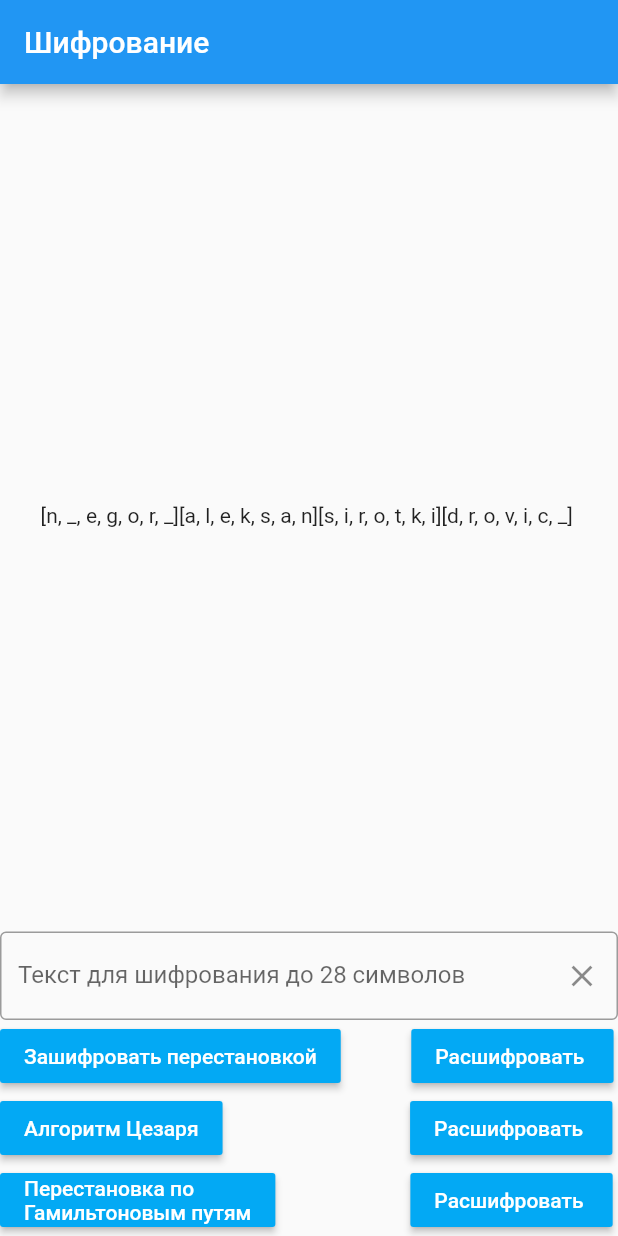
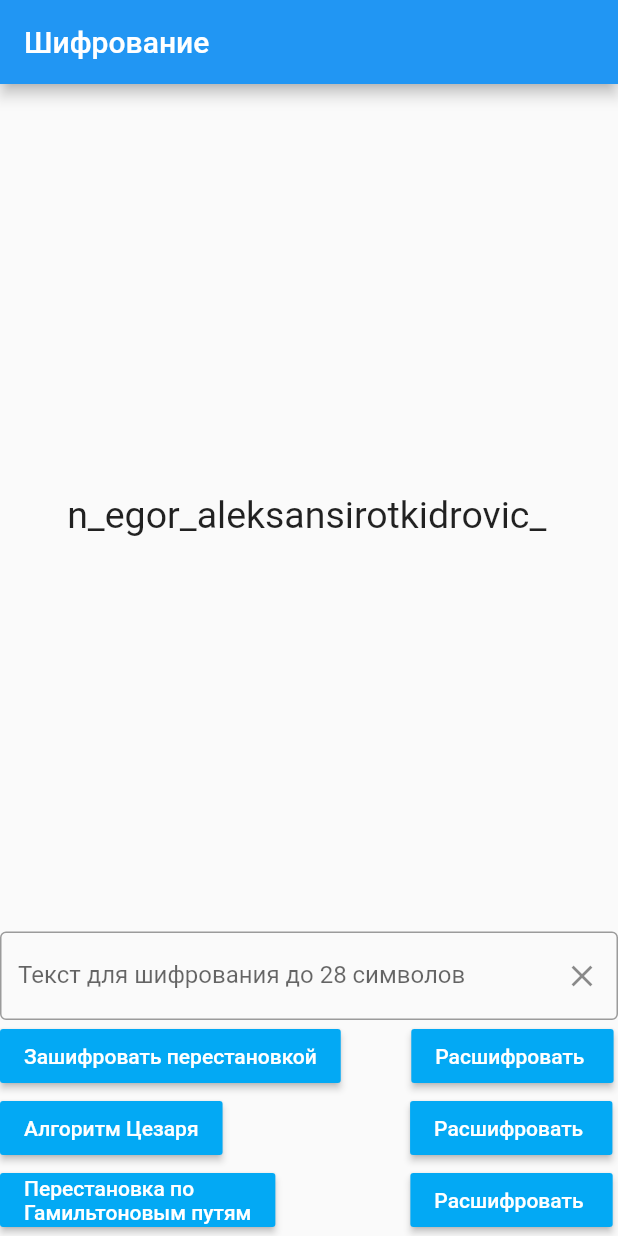
Before and after one commit to warfka/mdi1lb, a Flutter app: the screen it shows after launch, after a tap on "Зашифровать перестановкой", on a phone screen of 412 x 824 dp. Run offline on Flutter 3.47's test engine with Material 2 defaults, Android fonts, the phone set to English and light mode, and no system bars; missing offline and left inert: matrix2d.

Commit message:
шифрование перестановкой12

```diff
--- a/lib/1lb/logic/encryption_logic.dart
+++ b/lib/1lb/logic/encryption_logic.dart
@@ -1,6 +1,6 @@
 import 'dart:math';
 
-String encodeKey(String value, List<int> key1, List<int> key2) {
+List<List<String>> encodeKey(String value, List<int> key1, List<int> key2) {
   value = value.replaceAll(' ', '_');
   for(int i=value.length; i<28; i++){
     value += '_';
@@ -20,16 +20,20 @@ String encodeKey(String value, List<int> key1, List<int> key2) {
       stringIndex++;
     }
   }
-
-  return newValue.join();
-  //return arrayForEncode;
+  return newValue;
+}
+String eListToString(List<List<String>> newValue){
+  List<String> outString = [];
+  for(int row = 0; row < 4; row++) {
+    for(int column = 0; column < 7; column++) {
+      outString.add(newValue[row][column]);
+    }
+  }
+  return outString.join();
 }
 
-String deEncodeKey(String value, List<int> key1, List<int> key2) {
-  value = value.replaceAll(' ', '_');
-  for(int i=value.length; i<28; i++){
-    value += '_';
-  }
+String deEncodeKey(List<List<String>> valueL, List<int> key1, List<int> key2) {
+
 //[3,1,2,4], [1,3,7,6,5,4,2]
   List<List<String>> newValue = [
     ['1','3','7','6','5','4','2'],
@@ -39,9 +43,10 @@ String deEncodeKey(String value, List<int> key1, List<int> key2) {
   ];
   int stringIndex = 0;
 
+  var outText = List<String>.empty(growable: true)..length = 28;
   for(int row = 0; row < key1.reduce(max); row++) {
     for(int column = 0; column < key2.reduce(max); column++) {
-      newValue[key1[row]-1][column] = value[stringIndex];
+      outText[stringIndex] = valueL[1][1];
       stringIndex++;
     }
   }
--- a/lib/1lb/pages/encryption_page.dart
+++ b/lib/1lb/pages/encryption_page.dart
@@ -40,7 +40,10 @@ class _EncryptionPageState extends State<EncryptionPage> {
               Expanded(
                   child: Container(
                     child: Center(
-                      child: SelectableText(textForEncryption),
+                      child: SelectableText(
+                          textForEncryption,
+                        style: TextStyle(fontSize: 25.0),
+                      ),
                     ),
                   ),
               ),
@@ -95,7 +98,7 @@ void encode(){
                     onPressed: () {
                       setState(() {
                         textForEncryption =
-                            encodeKey('sirotkin_egor_aleksandrovic', [3,1,2,4], [1,3,7,6,5,4,2]);
+                            eListToString(encodeKey('sirotkin_egor_aleksandrovic', [3,1,2,4], [1,3,7,6,5,4,2]));
                       });
                     },
                     color: Colors.lightBlue,
@@ -113,7 +116,7 @@ void encode(){
                     onPressed: () {
                       setState(() {
                         textForEncryption =
-                            encodeKey('Cироткин Егор Александрович', [3,1,2,4], [1,3,7,6,5,4,2]);
+                            'decr';//encodeKey('Cироткин Егор Александрович', [3,1,2,4], [1,3,7,6,5,4,2]);
                       });
                     },
                     color: Colors.lightBlue,
@@ -152,7 +155,7 @@ void encode(){
                     onPressed: () {
                       setState(() {
                         textForEncryption =
-                            encodeKey('Cироткин Егор Александрович', [3,1,2,4], [1,3,7,6,5,4,2]);
+                        'decr';//encodeKey('Cироткин Егор Александрович', [3,1,2,4], [1,3,7,6,5,4,2]);
                       });
                     },
                     color: Colors.lightBlue,
@@ -173,7 +176,7 @@ void encode(){
                     onPressed: () {
                       setState(() {
                         textForEncryption =
-                            gamel('Cироткин Егор Александрович', [1,3,2,7,6,4,5]);
+                            gListToString(gamel('sirotkin_egor_aleksandrovic', [1,3,2,7,6,4,5]));
                       });
                     },
                     color: Colors.lightBlue,
@@ -191,7 +194,7 @@ void encode(){
                     onPressed: () {
                       setState(() {
                         textForEncryption =
-                            encodeKey('Cироткин Егор Александрович', [3,1,2,4], [1,3,7,6,5,4,2]);
+                            's';//encodeKey('Cироткин Егор Александрович', [3,1,2,4], [1,3,7,6,5,4,2]);
                       });
                     },
                     color: Colors.lightBlue,
```
Also changed, not shown: lib/1lb/logic/encryp_gamel.dart (+12 -3 lines).
